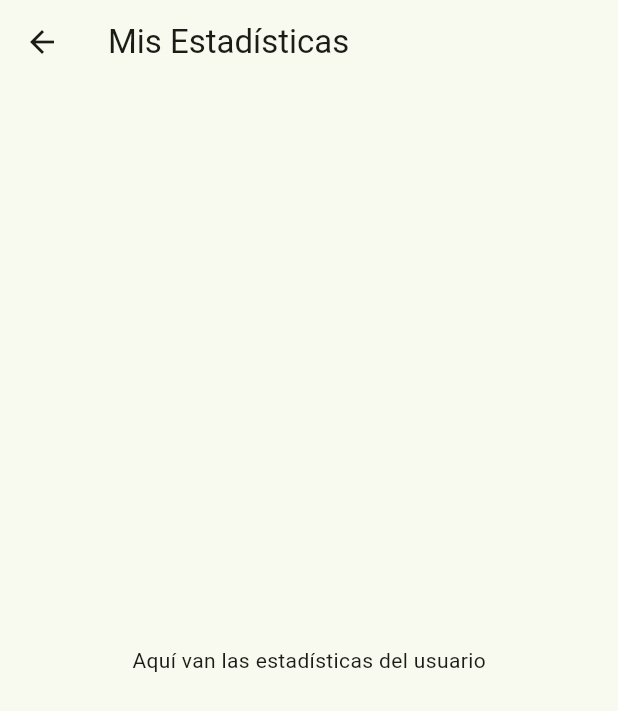
After one commit to DavidGaSa/Eco_Ciudad, a Flutter app: the StatisticsPage screen opened directly, on a phone screen of 412 x 824 dp. The commit adds this screen. Shown: the top 711 px of the screen. Run offline on Flutter 3.47's test engine with Material 3 defaults, Android fonts, the phone set to English and light mode, and no system bars.

Commit message:
Added separated files for each of the views

```diff
--- /dev/null
+++ b/eco_ciudad/lib/statistics.dart
@@ -0,0 +1,13 @@
+import 'package:flutter/material.dart';
+
+class StatisticsPage extends StatelessWidget {
+  const StatisticsPage({super.key});
+
+  @override
+  Widget build(BuildContext context) {
+    return Scaffold(
+      appBar: AppBar(title: const Text('Mis Estadísticas')),
+      body: const Center(child: Text('Aquí van las estadísticas del usuario')),
+    );
+  }
+}
```
Also changed, not shown: eco_ciudad/lib/calendar.dart (added, +13 -0 lines), eco_ciudad/lib/main.dart (+14 -18 lines), eco_ciudad/lib/recycle.dart (added, +13 -0 lines).
